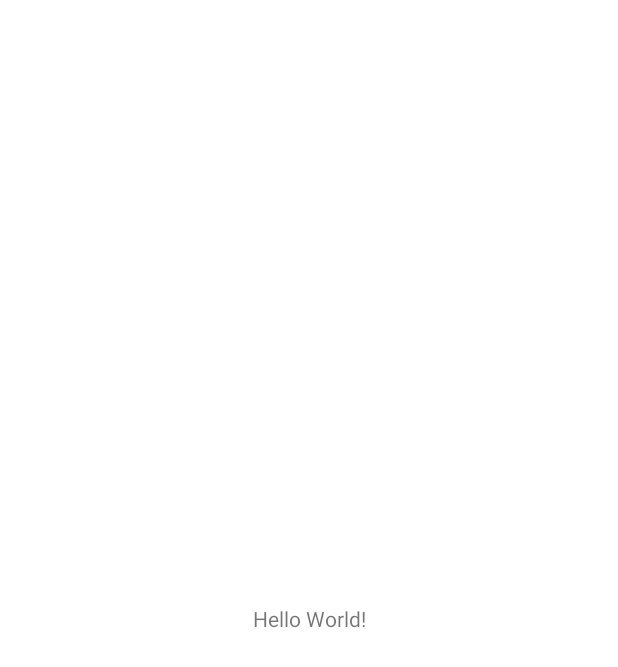
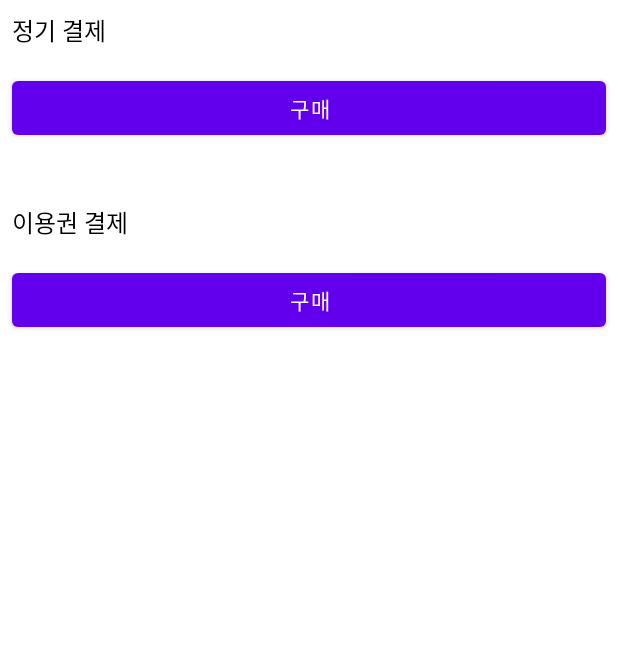
Before and after one commit to 2giwon/MyRegularPayment, an Android app: the screen it shows after launch (MainActivity), on a phone screen of 412 x 824 dp. Before the commit the part shown is almost empty. Shown: the top 667 px of the screen. Run offline under Robolectric (Android 15) with nearby library versions, the phone set to English and light mode, and no system bars; our stand-ins replace data binding.

Commit message:
[Add] 레이아웃 구성

```diff
--- a/app/src/main/res/layout/activity_main.xml
+++ b/app/src/main/res/layout/activity_main.xml
@@ -1,18 +1,87 @@
 <?xml version="1.0" encoding="utf-8"?>
-<androidx.constraintlayout.widget.ConstraintLayout xmlns:android="http://schemas.android.com/apk/res/android"
+<layout xmlns:android="http://schemas.android.com/apk/res/android"
     xmlns:app="http://schemas.android.com/apk/res-auto"
-    xmlns:tools="http://schemas.android.com/tools"
+    xmlns:tools="http://schemas.android.com/tools">
+
+    <data>
+
+    </data>
+
+    <androidx.constraintlayout.widget.ConstraintLayout
         android:layout_width="match_parent"
         android:layout_height="match_parent"
         tools:context="com.payment.myregularpayment.MainActivity">
 
+        <androidx.constraintlayout.widget.ConstraintLayout
+            android:id="@+id/layout_payment"
+            android:layout_width="match_parent"
+            android:layout_height="match_parent">
+
             <TextView
-        android:layout_width="wrap_content"
+                android:id="@+id/tv_regular_title"
+                android:layout_width="0dp"
                 android:layout_height="wrap_content"
-        android:text="Hello World!"
-        app:layout_constraintBottom_toBottomOf="parent"
-        app:layout_constraintEnd_toEndOf="parent"
+                android:layout_margin="8dp"
+                android:ellipsize="end"
+                android:maxLines="1"
+                android:text="@string/regular_payment"
+                android:textColor="@color/black"
+                android:textSize="16dp"
                 app:layout_constraintStart_toStartOf="parent"
                 app:layout_constraintTop_toTopOf="parent" />
 
+            <Button
+                android:id="@+id/btn_regular_button"
+                android:layout_width="0dp"
+                android:layout_height="wrap_content"
+                android:layout_marginHorizontal="8dp"
+                android:layout_marginTop="16dp"
+                android:text="@string/purchase_title"
+                app:layout_constraintEnd_toEndOf="parent"
+                app:layout_constraintStart_toStartOf="parent"
+                app:layout_constraintTop_toBottomOf="@id/tv_regular_title" />
+
+            <TextView
+                android:id="@+id/tv_ticket_title"
+                android:layout_width="0dp"
+                android:layout_height="wrap_content"
+                android:layout_marginTop="40dp"
+                android:layout_marginHorizontal="8dp"
+                android:ellipsize="end"
+                android:maxLines="1"
+                android:text="@string/ticket_payment"
+                android:textColor="@color/black"
+                android:textSize="16dp"
+                app:layout_constraintStart_toStartOf="parent"
+                app:layout_constraintTop_toBottomOf="@id/btn_regular_button"/>
+
+            <Button
+                android:id="@+id/btn_ticket_button"
+                android:layout_width="0dp"
+                android:layout_height="wrap_content"
+                android:layout_marginHorizontal="8dp"
+                android:layout_marginTop="16dp"
+                android:text="@string/purchase_title"
+                app:layout_constraintEnd_toEndOf="parent"
+                app:layout_constraintStart_toStartOf="parent"
+                app:layout_constraintTop_toBottomOf="@id/tv_ticket_title" />
+
         </androidx.constraintlayout.widget.ConstraintLayout>
+
+        <LinearLayout
+            android:id="@+id/layout_used_bill"
+            android:layout_width="match_parent"
+            android:layout_height="match_parent"
+            android:orientation="vertical"
+            android:visibility="gone">
+
+            <androidx.recyclerview.widget.RecyclerView
+                android:id="@+id/rv_bill"
+                android:layout_width="match_parent"
+                android:layout_height="match_parent"
+                tools:listitem="@layout/item_product_ticket"/>
+
+        </LinearLayout>
+
+    </androidx.constraintlayout.widget.ConstraintLayout>
+</layout>
--- a/app/src/main/res/values/colors.xml
+++ b/app/src/main/res/values/colors.xml
@@ -2,4 +2,5 @@
 <resources>
     <color name="black">#FF000000</color>
     <color name="white">#FFFFFFFF</color>
+    <color name="light_grey">#bebebe</color>
 </resources>
--- a/app/src/main/res/values/strings.xml
+++ b/app/src/main/res/values/strings.xml
@@ -1,3 +1,7 @@
 <resources>
     <string name="app_name">MyRegularPayment</string>
+    <string name="regular_payment">정기 결제</string>
+    <string name="ticket_payment">이용권 결제</string>
+    <string name="purchase_title">구매</string>
+    <string name="using_regular_payment">정기권 사용중</string>
 </resources>
```
Also changed, not shown: app/src/main/res/layout/item_product_ticket.xml (added, +76 -0 lines). Lines whose indentation alone changed are shown as unchanged.
